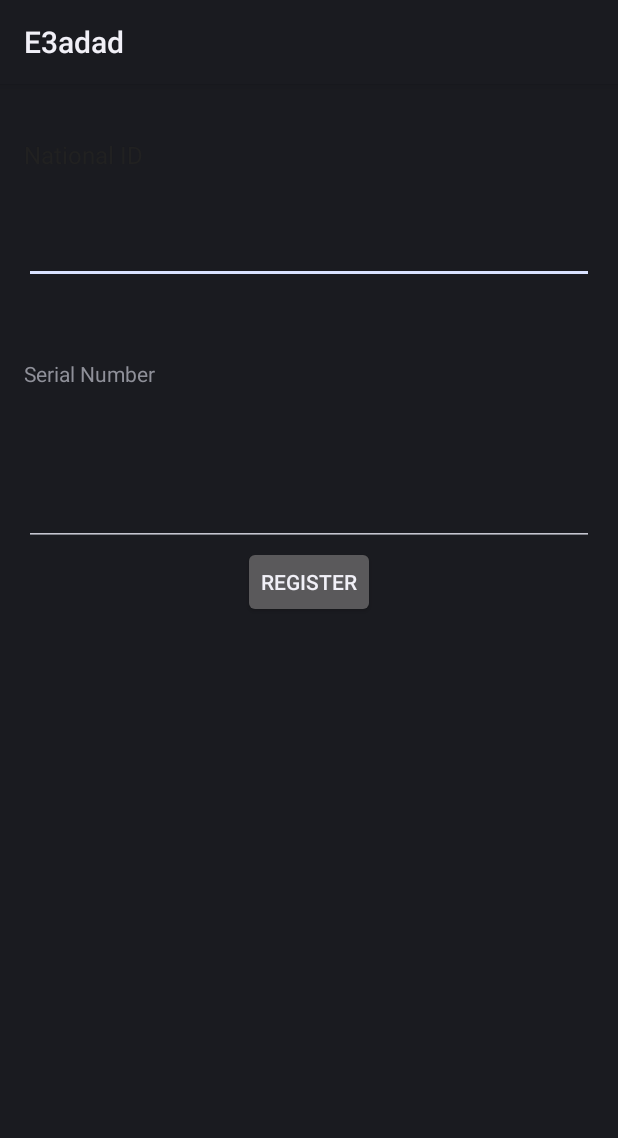
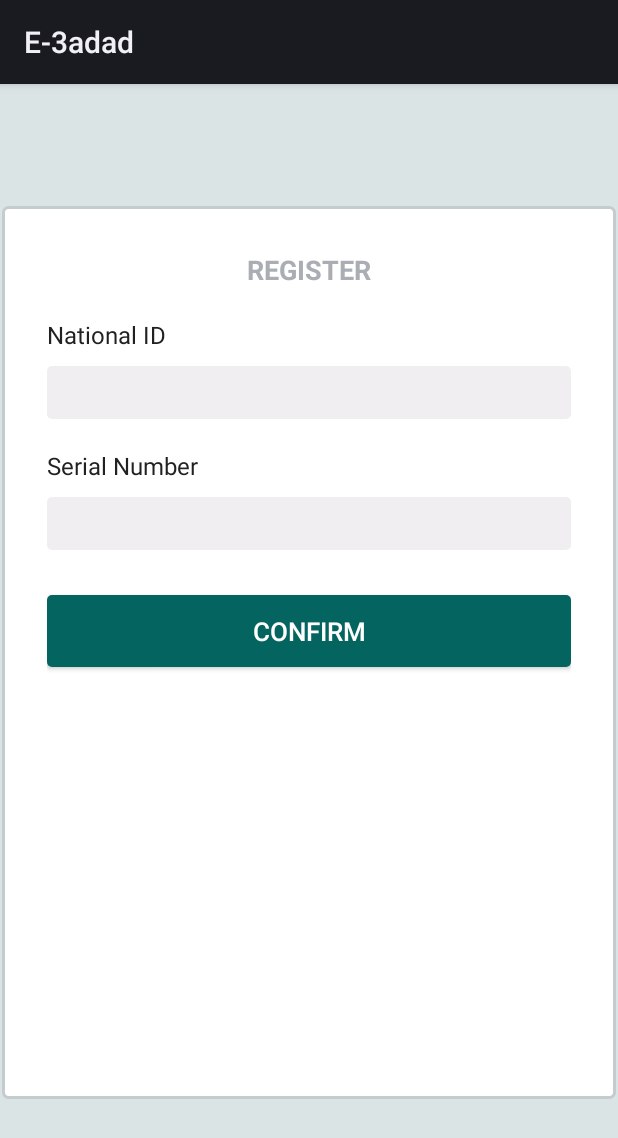
Before and after one commit to IngyN/E3adad, an Android app: the layout activity_login.xml on its own in the app's theme, with its tools: preview values and no code run, on a phone screen of 412 x 824 dp. Shown: the top 1138 px of the screen. Run offline under Robolectric (Android 15) with nearby library versions, the phone set to English and light mode, and no system bars.

Commit message:
login page styled, fiddling with the action bar

```diff
--- a/app/src/main/AndroidManifest.xml
+++ b/app/src/main/AndroidManifest.xml
@@ -18,7 +18,6 @@
 
     <application
         android:allowBackup="true"
-        android:icon="@drawable/logo"
         android:label="@string/app_name" >
         android:theme="@style/teal_material_theme" >
         <activity
@@ -45,7 +44,7 @@
         </activity>
         <activity
             android:name=".activities.SignIN"
-            android:label="@string/title_activity_sign_in" >
+            android:label="@string/app_name" >
             <intent-filter>
                 <action android:name="android.intent.action.MAIN" />
 
--- a/app/src/main/java/edu/aucegypt/ingyn/e3adad/activities/MainScreen.java
+++ b/app/src/main/java/edu/aucegypt/ingyn/e3adad/activities/MainScreen.java
@@ -51,11 +51,14 @@ public class MainScreen extends Activity {
         ActionBar actionBar = getActionBar();
 
         // Enabling Up / Back navigation
-        actionBar.setDisplayHomeAsUpEnabled(true);
+        actionBar.setHomeButtonEnabled(true);
 
         actionBar.setIcon(getDrawable(R.drawable.logo));
         actionBar.setDisplayUseLogoEnabled(true);
         actionBar.setLogo(R.drawable.logo);
+        actionBar.setTitle("E-3adad");
+        actionBar.setDisplayOptions(ActionBar.DISPLAY_USE_LOGO);
+        //actionBar.
 
 
     }
--- /dev/null
+++ b/app/src/main/res/drawable/actionbar_background.xml
@@ -0,0 +1,6 @@
+<?xml version="1.0" encoding="utf-8"?>
+
+    <shape  xmlns:android="http://schemas.android.com/apk/res/android">
+        <solid android:color="@color/primary"/>
+    <size android:height="45dp"/>
+    </shape>
--- /dev/null
+++ b/app/src/main/res/drawable/custom_edittext.xml
@@ -0,0 +1,8 @@
+<?xml version="1.0" encoding="utf-8"?>
+<shape xmlns:android="http://schemas.android.com/apk/res/android">
+    <solid android:color="#FFFFFF"/>
+    <stroke android:width="2dp" android:color="#ffc5cccf"/>
+    <corners android:radius="3dp" />
+    <padding android:left="10dp" android:top="10dp"
+        android:right="10dp" android:bottom="10dp" />
+</shape>
--- /dev/null
+++ b/app/src/main/res/drawable/custombutton.xml
@@ -0,0 +1,9 @@
+<?xml version="1.0" encoding="utf-8"?>
+<shape xmlns:android="http://schemas.android.com/apk/res/android">
+    <solid android:color="#ff04645f"/>
+    <!--<stroke android:width="2dp" android:color="#ffc5cccf"/>-->
+    <corners android:radius="3dp" />
+    <padding android:left="5dp" android:top="5dp"
+        android:right="5dp" android:bottom="5dp" />
+    <size android:height="30dp"/>
+</shape>
--- /dev/null
+++ b/app/src/main/res/drawable/customedit.xml
@@ -0,0 +1,9 @@
+<?xml version="1.0" encoding="utf-8"?>
+<shape xmlns:android="http://schemas.android.com/apk/res/android">
+    <solid android:color="#b0e9e6eb"/>
+    <!--<stroke android:width="2dp" android:color="#ffc5cccf"/>-->
+    <corners android:radius="3dp" />
+    <padding android:left="5dp" android:top="5dp"
+        android:right="5dp" android:bottom="5dp" />
+    <size android:height="30dp"/>
+</shape>
--- a/app/src/main/res/layout/activity_login.xml
+++ b/app/src/main/res/layout/activity_login.xml
@@ -6,50 +6,93 @@
     android:paddingRight="@dimen/activity_horizontal_margin"
     android:paddingTop="@dimen/activity_vertical_margin"
     tools:context="edu.aucegypt.ingyn.e3adad.LoginActivity"
-    android:id="@+id/layout">
+    android:theme="@style/teal_material_theme"
+    android:id="@+id/layout"
+    android:background="#ffdbe4e5"
+    android:padding="1dp">
 
     <!-- Login progress -->
+
+    <FrameLayout
+        android:layout_width="match_parent"
+        android:layout_height="match_parent"
+        android:layout_marginBottom="90dp"
+        android:layout_gravity="center"
+        android:layout_marginTop="80dp"
+        android:padding="30dp"
+        android:background="@drawable/custom_edittext">
+
+        <LinearLayout
+            android:orientation="vertical"
+            android:layout_width="match_parent"
+            android:layout_height="match_parent"
+            style="@style/Widget.AppCompat.PopupWindow">
+
+            <TextView
+                android:layout_width="wrap_content"
+                android:layout_height="wrap_content"
+                android:textAppearance="@style/Base.TextAppearance.AppCompat.Medium"
+                android:text="REGISTER"
+                android:id="@+id/textView4"
+                android:layout_gravity="center_horizontal"
+                android:fontFamily="font_family_body_1_material"
+                android:textColor="#ffaaadb4"
+                android:textStyle="bold" />
+
             <TextView
                 android:layout_width="wrap_content"
                 android:layout_height="wrap_content"
                 android:text="National ID"
                 android:id="@+id/national"
                 android:textColor="@color/primarytext"
-        android:textSize="@dimen/abc_text_size_subtitle_material_toolbar"
-        android:layout_marginTop="20dp" />
+                android:textSize="16dp"
+                android:layout_marginTop="20dp"
+                android:layout_marginBottom="10dp" />
 
             <EditText
                 android:layout_width="match_parent"
-        android:layout_height="wrap_content"
+                android:layout_height="35dp"
                 android:inputType="numberSigned"
                 android:ems="10"
                 android:id="@+id/national_id"
-        android:layout_marginTop="30dp" />
+                android:layout_gravity="left"
+                android:background="@drawable/customedit"
+                android:layout_marginBottom="20dp" />
 
             <TextView
                 android:layout_width="wrap_content"
                 android:layout_height="wrap_content"
                 android:text="Serial Number"
                 android:id="@+id/serial"
-        android:layout_marginTop="50dp" />
+                android:textColor="@color/primarytext"
+                android:layout_marginBottom="10dp"
+                android:textSize="16dp" />
 
             <EditText
                 android:layout_width="match_parent"
-        android:layout_height="wrap_content"
-        android:inputType="numberPassword"
+                android:layout_height="35dp"
                 android:ems="10"
                 android:id="@+id/serial_number"
-        android:layout_marginTop="60dp" />
+                android:inputType="number"
+                android:layout_gravity="center_horizontal|left"
+                android:background="@drawable/customedit"
+                android:layout_marginBottom="30dp" />
 
             <ProgressBar android:id="@+id/login_progress" style="?android:attr/progressBarStyleLarge"
                 android:layout_width="wrap_content" android:layout_height="wrap_content"
                 android:layout_marginBottom="8dp" android:visibility="gone" />
 
             <Button
-        android:layout_width="wrap_content"
+                android:layout_width="match_parent"
                 android:layout_height="wrap_content"
-        android:text="Register"
+                android:text="confirm"
                 android:id="@+id/register"
-        android:layout_gravity="center_horizontal" />
+                android:layout_gravity="center_horizontal"
+                android:background="@drawable/custombutton"
+                android:textColor="@color/text_icons"
+                android:textSize="17dp" />
 
         </LinearLayout>
+    </FrameLayout>
+
+</LinearLayout>
--- a/app/src/main/res/values/actionBar.xml
+++ b/app/src/main/res/values/actionBar.xml
@@ -1,11 +1,39 @@
 <?xml version="1.0" encoding="utf-8"?>
+<!--<resources>-->
+    <!--<style name="actionBar" parent= "android:Widget.ActionBar">-->
+        <!--<item name="android:colorPrimary">@color/primary</item>-->
+       <!--&lt;!&ndash;<item name="android:windowBackground">@color/windowBack</item>&ndash;&gt;-->
+        <!--<item name = "android:actionBarSize">70dp</item>-->
+        <!--<item name = "android:displayOptions">useLogo|showHome|showTitle</item>-->
+        <!--<item name ="android:background">@color/primary</item>-->
+        <!--<item name = "android:actionBarItemBackground">@color/primary</item>-->
+    <!--</style>-->
+<!--</resources>-->
 <resources>
-    <style name="actionBar" parent= "android:Widget.ActionBar">
-        <item name="android:colorPrimary">@color/primary</item>
-       <!--<item name="android:windowBackground">@color/windowBack</item>-->
-        <item name = "android:actionBarSize">70dp</item>
-        <item name = "android:displayOptions">useLogo|showHome|showTitle</item>
-        <item name ="android:background">@color/primary</item>
-        <item name = "android:actionBarItemBackground">@color/primary</item>
+    <!-- the theme applied to the application or activity -->
+    <style name="actionBar"
+        parent="android:Widget.DeviceDefault.ActionBar">
+        <item name="android:actionBarStyle">@style/MyActionBar</item>
+        <item name="android:actionBarTabTextStyle">@style/MyActionBarTabText</item>
+        <!--<item name="android:actionMenuTextColor">@color/darkprimary</item>-->
+        <item name="android:background">@drawable/actionbar_background</item>
+    </style>
+
+    <!-- ActionBar styles -->
+    <style name="MyActionBar"
+        parent="@android:style/Widget.Holo.Light.ActionBar.Solid.Inverse">
+        <item name="android:titleTextStyle">@style/MyActionBarTitleText</item>
+    </style>
+
+    <!-- ActionBar title text -->
+    <style name="MyActionBarTitleText"
+        parent="android:TextAppearance.Holo.Widget.ActionBar.Title">
+        <item name="android:textColor">@color/darkprimary</item>
+    </style>
+
+    <!-- ActionBar tabs text styles -->
+    <style name="MyActionBarTabText"
+        parent="android:Widget.Holo.ActionBar.TabText">
+        <item name="android:textColor">@color/text_icons</item>
     </style>
 </resources>
--- a/app/src/main/res/values/strings.xml
+++ b/app/src/main/res/values/strings.xml
@@ -1,5 +1,5 @@
 <resources>
-    <string name="app_name">E3adad</string>
+    <string name="app_name">E-3adad</string>
 
     <string name="hello_world">Hello world</string>
     <string name="display_reading">Your reading is: </string>
@@ -14,4 +14,5 @@
     <string name="title_activity_sign_in">SignIN</string>
     <string name="title_activity_payment">PaymentActivity</string>
     <string name="title_activity_temporary">Temporary</string>
+    <!--<string name="mainfont" />-->
 </resources>
--- a/app/src/main/res/values/teal_materiall_theme.xml
+++ b/app/src/main/res/values/teal_materiall_theme.xml
@@ -1,6 +1,6 @@
 <?xml version="1.0" encoding="utf-8"?>
 <resources xmlns:android="http://schemas.android.com/apk/res/android">
-    <style name="teal_material_theme" parent="android:Theme.Material.Light.DarkActionBar">
+    <style name="teal_material_theme" parent="android:Theme.Material.Light">
         <!-- Main theme colors -->
         <!--   your app branding color for the app bar -->
         <item name="android:colorPrimary">@color/primary</item>
@@ -11,9 +11,10 @@
         <item name = "android:divider">@color/divider</item>
         <item name = "android:textColorSecondary">@color/secondarytext</item>
         <item name = "android:textColorPrimary"> @color/primarytext</item>
-        <!--<item name= "android:actionBarStyle">@style/actionBar</item>-->
+        <item name= "android:actionBarTheme">@style/actionBar</item>
         <item name="android:scaleType">fitXY</item>
-        <item name="android:icon">@drawable/logo</item>
+        <!--<item name="android:icon">@drawable/logo</item>-->
         <item name="android:windowBackground">@color/windowBack</item>
+        <!--<item name="android:actionMenuTextColor">@color/primarytext</item>-->
         </style>
 </resources>
```
Also changed, not shown: app/src/main/java/edu/aucegypt/ingyn/e3adad/activities/SignIN.java (+13 -5 lines), app/src/main/res/layout/activity_sign_in.xml (+41 -3 lines), 1 other file. Lines whose indentation alone changed are shown as unchanged.
